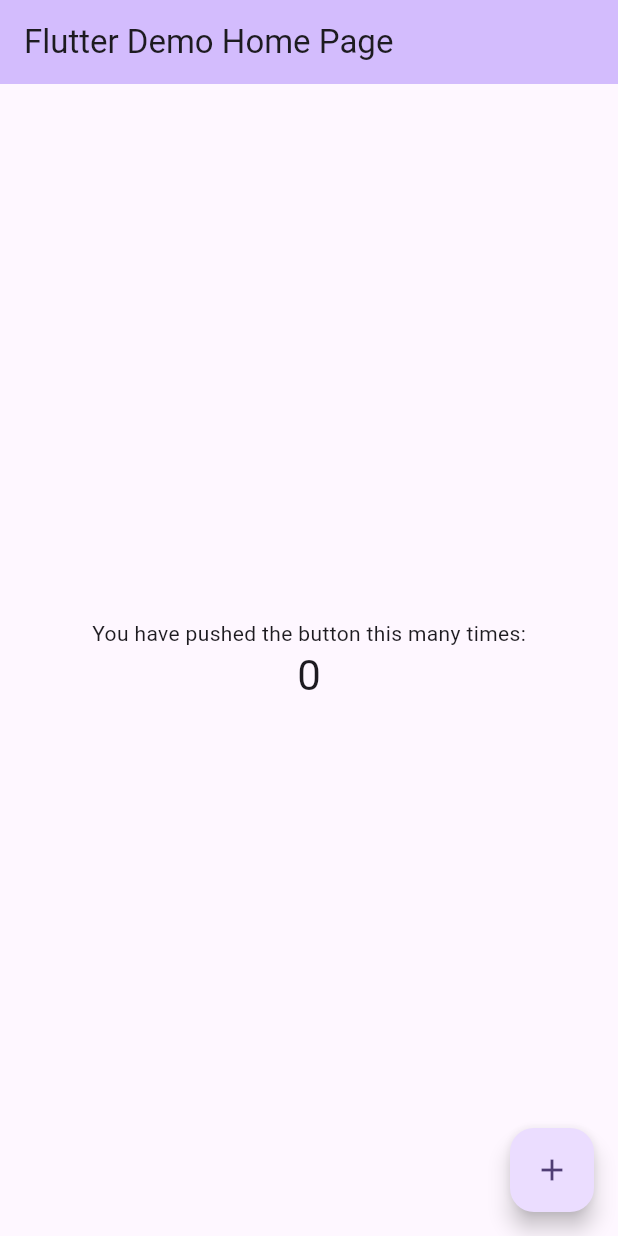
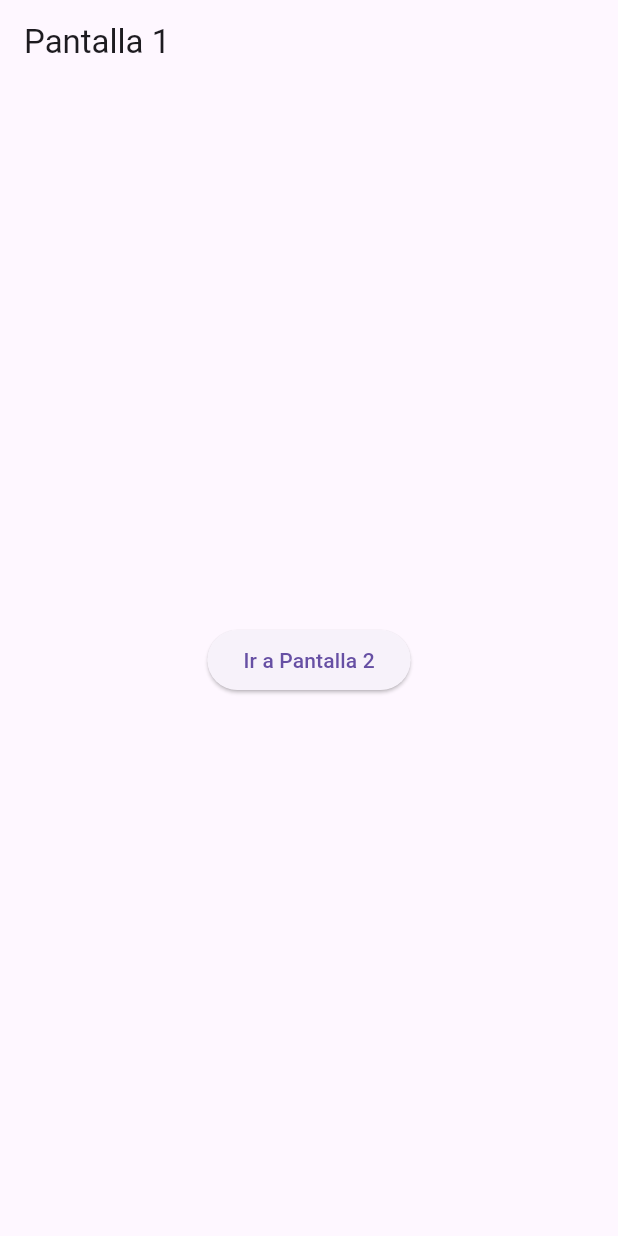
Before and after one commit to DesarrolladorTIEco/aida-mobile, a Flutter app: the screen it shows after launch, on a phone screen of 412 x 824 dp. Run offline on Flutter 3.47's test engine with Material 3 defaults, Android fonts, the phone set to English and light mode, and no system bars.

Commit message:
ui screens advance

```diff
--- a/lib/main.dart
+++ b/lib/main.dart
@@ -1,125 +1,19 @@
 import 'package:flutter/material.dart';
+import 'ui/screens/login.dart';
+import 'ui/screens/welcome.dart';
 
-void main() {
-  runApp(const MyApp());
-}
+void main() => runApp(MyApp());
 
 class MyApp extends StatelessWidget {
-  const MyApp({super.key});
-
-  // This widget is the root of your application.
   @override
   Widget build(BuildContext context) {
     return MaterialApp(
-      title: 'Flutter Demo',
-      theme: ThemeData(
-        // This is the theme of your application.
-        //
-        // TRY THIS: Try running your application with "flutter run". You'll see
-        // the application has a purple toolbar. Then, without quitting the app,
-        // try changing the seedColor in the colorScheme below to Colors.green
-        // and then invoke "hot reload" (save your changes or press the "hot
-        // reload" button in a Flutter-supported IDE, or press "r" if you used
-        // the command line to start the app).
-        //
-        // Notice that the counter didn't reset back to zero; the application
-        // state is not lost during the reload. To reset the state, use hot
-        // restart instead.
-        //
-        // This works for code too, not just values: Most code changes can be
-        // tested with just a hot reload.
-        colorScheme: ColorScheme.fromSeed(seedColor: Colors.deepPurple),
-        useMaterial3: true,
-      ),
-      home: const MyHomePage(title: 'Flutter Demo Home Page'),
+      title: 'Flutter Navegación',
+      initialRoute: '/',
+      routes: {
+        '/': (context) => Pantalla1(),
+        '/pantalla2': (context) => Pantalla2(),
+      },
     );
   }
 }
-
-class MyHomePage extends StatefulWidget {
-  const MyHomePage({super.key, required this.title});
-
-  // This widget is the home page of your application. It is stateful, meaning
-  // that it has a State object (defined below) that contains fields that affect
-  // how it looks.
-
-  // This class is the configuration for the state. It holds the values (in this
-  // case the title) provided by the parent (in this case the App widget) and
-  // used by the build method of the State. Fields in a Widget subclass are
-  // always marked "final".
-
-  final String title;
-
-  @override
-  State<MyHomePage> createState() => _MyHomePageState();
-}
-
-class _MyHomePageState extends State<MyHomePage> {
-  int _counter = 0;
-
-  void _incrementCounter() {
-    setState(() {
-      // This call to setState tells the Flutter framework that something has
-      // changed in this State, which causes it to rerun the build method below
-      // so that the display can reflect the updated values. If we changed
-      // _counter without calling setState(), then the build method would not be
-      // called again, and so nothing would appear to happen.
-      _counter++;
-    });
-  }
-
-  @override
-  Widget build(BuildContext context) {
-    // This method is rerun every time setState is called, for instance as done
-    // by the _incrementCounter method above.
-    //
-    // The Flutter framework has been optimized to make rerunning build methods
-    // fast, so that you can just rebuild anything that needs updating rather
-    // than having to individually change instances of widgets.
-    return Scaffold(
-      appBar: AppBar(
-        // TRY THIS: Try changing the color here to a specific color (to
-        // Colors.amber, perhaps?) and trigger a hot reload to see the AppBar
-        // change color while the other colors stay the same.
-        backgroundColor: Theme.of(context).colorScheme.inversePrimary,
-        // Here we take the value from the MyHomePage object that was created by
-        // the App.build method, and use it to set our appbar title.
-        title: Text(widget.title),
-      ),
-      body: Center(
-        // Center is a layout widget. It takes a single child and positions it
-        // in the middle of the parent.
-        child: Column(
-          // Column is also a layout widget. It takes a list of children and
-          // arranges them vertically. By default, it sizes itself to fit its
-          // children horizontally, and tries to be as tall as its parent.
-          //
-          // Column has various properties to control how it sizes itself and
-          // how it positions its children. Here we use mainAxisAlignment to
-          // center the children vertically; the main axis here is the vertical
-          // axis because Columns are vertical (the cross axis would be
-          // horizontal).
-          //
-          // TRY THIS: Invoke "debug painting" (choose the "Toggle Debug Paint"
-          // action in the IDE, or press "p" in the console), to see the
-          // wireframe for each widget.
-          mainAxisAlignment: MainAxisAlignment.center,
-          children: <Widget>[
-            const Text(
-              'You have pushed the button this many times:',
-            ),
-            Text(
-              '$_counter',
-              style: Theme.of(context).textTheme.headlineMedium,
-            ),
-          ],
-        ),
-      ),
-      floatingActionButton: FloatingActionButton(
-        onPressed: _incrementCounter,
-        tooltip: 'Increment',
-        child: const Icon(Icons.add),
-      ), // This trailing comma makes auto-formatting nicer for build methods.
-    );
-  }
-}
--- /dev/null
+++ b/lib/ui/screens/login.dart
@@ -0,0 +1,20 @@
+import 'package:flutter/material.dart';
+
+class Pantalla1 extends StatelessWidget {
+  @override
+  Widget build(BuildContext context) {
+    return Scaffold(
+      appBar: AppBar(
+        title: Text('Pantalla 1'),
+      ),
+      body: Center(
+        child: ElevatedButton(
+          onPressed: () {
+            Navigator.pushNamed(context, '/pantalla2');
+          },
+          child: Text('Ir a Pantalla 2'),
+        ),
+      ),
+    );
+  }
+}
```
Also changed, not shown: lib/ui/screens/welcome.dart (added, +20 -0 lines), lib/ui/screens/christmas/charge_log.dart (added), lib/ui/screens/christmas/menu.dart (added), lib/ui/screens/christmas/stock_log.dart (added), lib/ui/screens/christmas/sync_off.dart (added), lib/ui/screens/christmas/worker_log.dart (added), lib/ui/screens/christmas/xmas_log.dart (added).
